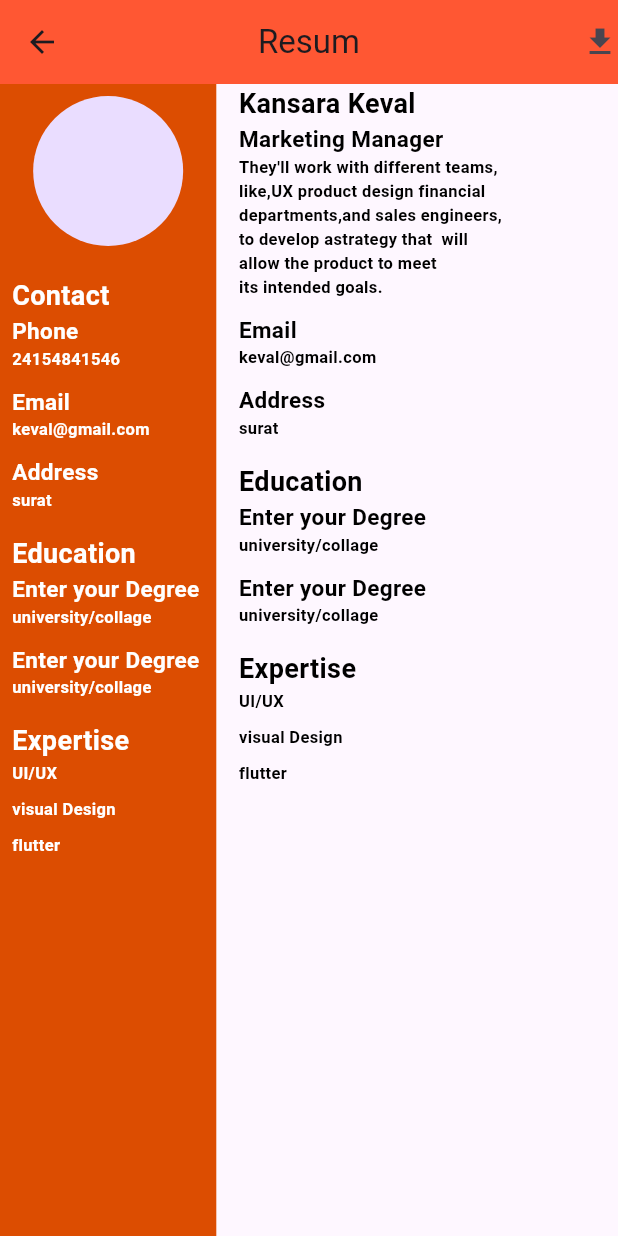
After one commit to kansarakeval/resum_ui, a Flutter app: the ResumScreen screen opened by its route, on a phone screen of 412 x 824 dp. The commit adds this screen. Run offline on Flutter 3.47's test engine with Material 2 defaults, Android fonts, the phone set to English and light mode, and no system bars.

Commit message:
keval new3

```diff
--- /dev/null
+++ b/lib/screen/resum_screen.dart
@@ -0,0 +1,126 @@
+import 'package:flutter/material.dart';
+import 'package:resum_ui/util/colors.dart';
+
+class ResumScreen extends StatefulWidget {
+  const ResumScreen({super.key});
+
+  @override
+  State<ResumScreen> createState() => _ResumScreenState();
+}
+
+class _ResumScreenState extends State<ResumScreen> {
+  @override
+  Widget build(BuildContext context) {
+    return SafeArea(
+      child: Scaffold(
+        appBar: AppBar(
+          centerTitle: true,
+          title: Text("Resum"),
+          backgroundColor: deepOrangeprimary2,
+          actions: [Icon(Icons.download)],
+        ),
+        body: SingleChildScrollView(
+          child: Row(crossAxisAlignment: CrossAxisAlignment.start,
+            children: [
+              Container(
+                width: MediaQuery.of(context).size.width * 0.35,
+                height: MediaQuery.of(context).size.height,
+                color: deepOrangeprimary,
+                child: Padding(
+                  padding: const EdgeInsets.all(8.0),
+                  child: Column(
+                    crossAxisAlignment: CrossAxisAlignment.start,
+                    children: [
+                      Align(
+                        alignment: Alignment.center,
+                        child: CircleAvatar(
+                          radius: 50,
+                        ),
+                      ),
+                      SizedBox(
+                        height: 20,
+                      ),
+                      mediumText("Contact"),
+                      largeText("Phone"),
+                      smallText("24154841546"),
+                      SizedBox(height: 10,),
+                      largeText("Email"),
+                      smallText("keval@gmail.com"),
+                      SizedBox(height: 10,),
+                      largeText("Address"),
+                      smallText("surat"),
+                      SizedBox(height: 15,),
+                      mediumText("Education"),
+                      largeText("Enter your Degree"),
+                      smallText("university/collage"),
+                      SizedBox(height: 10,),
+                      largeText("Enter your Degree"),
+                      smallText("university/collage"),
+                      SizedBox(height: 15,),
+                      mediumText("Expertise"),
+                      smallText("UI/UX"),
+                      SizedBox(height: 8,),
+                      smallText("visual Design"),
+                      SizedBox(height: 8,),
+                      smallText("flutter"),
+
+                    ],
+                  ),
+                ),
+              ),
+              SizedBox(width: 15,),
+              Column(
+                crossAxisAlignment: CrossAxisAlignment.start,
+                children: [
+                  mediumText1("Kansara Keval"),
+                  largeText1("Marketing Manager"),
+                  smallText1("They'll work with different teams,\nlike,"
+                      "UX product design financial\ndepartments,"
+                      "and sales engineers,\nto develop astrategy that  will\n"
+                      "allow the product to meet\nits intended goals."),
+                  SizedBox(height: 10,),
+                  largeText1("Email"),
+                  smallText1("keval@gmail.com"),
+                  SizedBox(height: 10,),
+                  largeText1("Address"),
+                  smallText1("surat"),
+                  SizedBox(height: 15,),
+                  mediumText1("Education"),
+                  largeText1("Enter your Degree"),
+                  smallText1("university/collage"),
+                  SizedBox(height: 10,),
+                  largeText1("Enter your Degree"),
+                  smallText1("university/collage"),
+                  SizedBox(height: 15,),
+                  mediumText1("Expertise"),
+                  smallText1("UI/UX"),
+                  SizedBox(height: 8,),
+                  smallText1("visual Design"),
+                  SizedBox(height: 8,),
+                  smallText1("flutter"),
+
+
+                ],
+              ),
+
+            ],
+          ),
+        ),
+      ),
+    );
+  }
+
+  Text largeText(String txt) => Text("$txt",style: TextStyle(fontSize: 15,fontWeight: FontWeight.bold, color: Colors.white),);
+
+  Text smallText(String text) => Text("$text",style: TextStyle(fontSize: 11,fontWeight: FontWeight.bold, color: Colors.white),);
+
+  Text mediumText(String tital) => Text("$tital", style: TextStyle(fontSize: 18, fontWeight: FontWeight.bold, color: Colors.white),);
+
+  Text largeText1(String txt) => Text("$txt",style: TextStyle(fontSize: 15,fontWeight: FontWeight.bold, color: Colors.black),);
+
+  Text smallText1(String text) => Text("$text",style: TextStyle(fontSize: 11,fontWeight: FontWeight.bold, color: Colors.black),);
+
+  Text mediumText1(String tital) => Text("$tital", style: TextStyle(fontSize: 18, fontWeight: FontWeight.bold, color: Colors.black),
+    );
+
+}
--- a/lib/util/app_route.dart
+++ b/lib/util/app_route.dart
@@ -7,7 +7,9 @@ import 'package:resum_ui/screen/experience_screen.dart';
 import 'package:resum_ui/screen/photo_screen.dart';
 import 'package:resum_ui/screen/presonaldetails_screen.dart';
 import 'package:resum_ui/screen/project_screen.dart';
+import 'package:resum_ui/screen/resum_screen.dart';
 import 'package:resum_ui/screen/resume_builder_screen.dart';
+import 'package:resum_ui/screen/technicalskils_screen.dart';
 import 'package:resum_ui/screen/workspace_screen.dart';
 
 Map<String,WidgetBuilder> screen_routes={
@@ -21,4 +23,6 @@ Map<String,WidgetBuilder> screen_routes={
   'proj':(context) => ProjectScreen(),
   'references':(context) => ReferencesScreen(),
   'personal': (context) => PersonalScreen(),
+  'skill': (context) => Technicalskilsscreen(),
+  'resum': (context) => ResumScreen()
 };
```
Also changed, not shown: lib/screen/project_screen.dart (+10 -1 lines), lib/screen/technicalskils_screen.dart (added, +114 -0 lines), lib/screen/workspace_screen.dart (+10 -1 lines).
